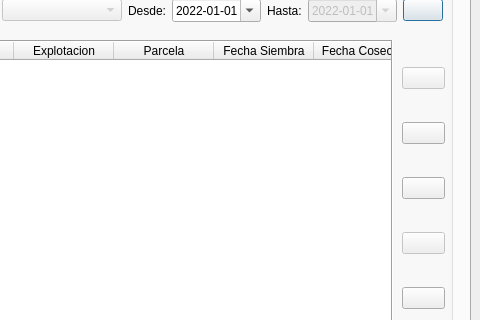
The window that ui/agrae_main.ui (franciscocontreras93/agrae) describes before a commit, drawn with Qt 5; both pictures show x 320 to 800 and y 156 to 476 of the 800 by 625 pixel window.
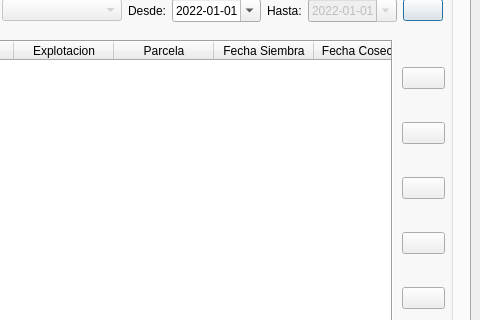
The same window after the commit.

```diff
--- a/ui/agrae_main.ui
+++ b/ui/agrae_main.ui
@@ -193,7 +193,7 @@
        <item row="4" column="0">
         <widget class="QPushButton" name="btn_chart">
          <property name="enabled">
-          <bool>false</bool>
+          <bool>true</bool>
          </property>
          <property name="toolTip">
           <string>Añadir Lote al Mapa</string>
@@ -232,7 +232,7 @@
        <item row="0" column="0">
         <widget class="QPushButton" name="btn_add_layer">
          <property name="enabled">
-          <bool>false</bool>
+          <bool>true</bool>
          </property>
          <property name="toolTip">
           <string>Añadir Lote al Mapa</string>
```
Left out of the diff: 2 changed lines with no effect on the pictures.
